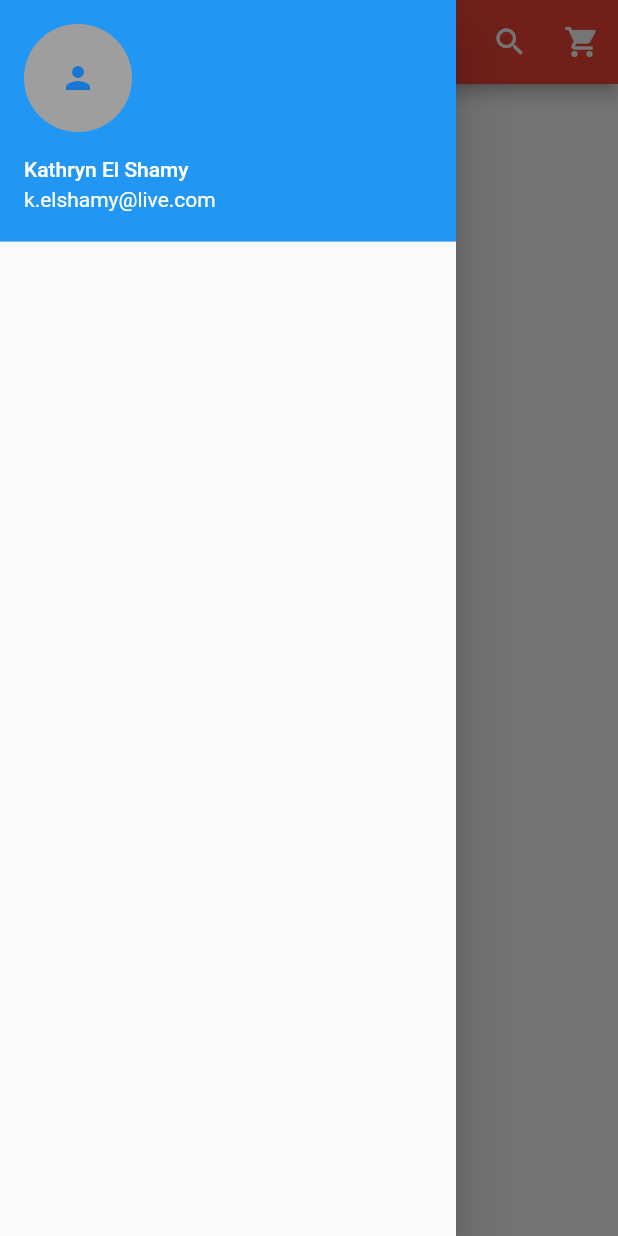
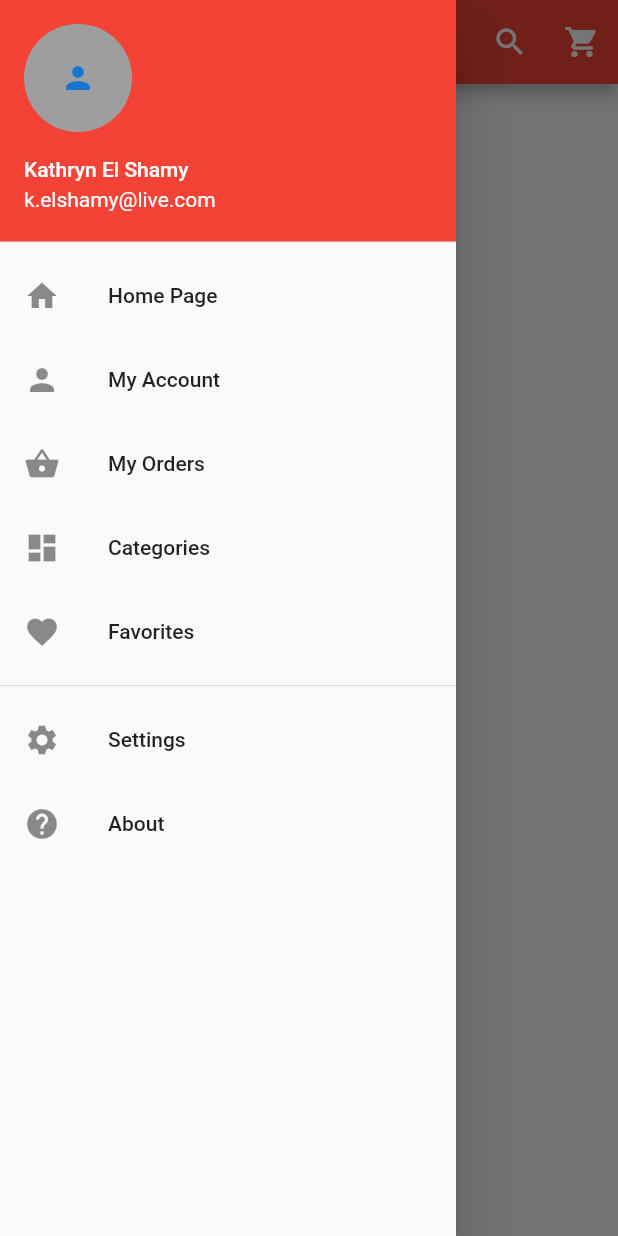
Before and after one commit to kelshamy/buy_stuff, a Flutter app: the screen it shows after launch, with the side drawer open, on a phone screen of 412 x 824 dp. Run offline on Flutter 3.47's test engine with Material 2 defaults, Android fonts, the phone set to English and light mode, and no system bars.

Commit message:
Drawer Icons

```diff
--- a/lib/main.dart
+++ b/lib/main.dart
@@ -49,6 +49,66 @@ class _HomePageState extends State<HomePage> {
                   child: Icon(Icons.person),
                 ),
               ),
+              decoration: BoxDecoration(color: Colors.red),
+            ),
+            //body
+
+            InkWell(
+              onTap: () {},
+              child: ListTile(
+                title: Text('Home Page'),
+                leading: Icon(Icons.home),
+              ),
+            ),
+
+            InkWell(
+              onTap: () {},
+              child: ListTile(
+                title: Text('My Account'),
+                leading: Icon(Icons.person),
+              ),
+            ),
+
+            InkWell(
+              onTap: () {},
+              child: ListTile(
+                title: Text('My Orders'),
+                leading: Icon(Icons.shopping_basket),
+              ),
+            ),
+
+            InkWell(
+              onTap: () {},
+              child: ListTile(
+                title: Text('Categories'),
+                leading: Icon(Icons.dashboard),
+              ),
+            ),
+
+            InkWell(
+              onTap: () {},
+              child: ListTile(
+                title: Text('Favorites'),
+                leading: Icon(Icons.favorite),
+              ),
+            ),
+
+            Divider(),
+
+            InkWell(
+              onTap: () {},
+              child: ListTile(
+                title: Text('Settings'),
+                leading: Icon(Icons.settings),
+              ),
+            ),
+
+            InkWell(
+              onTap: () {},
+              child: ListTile(
+                title: Text('About'),
+                leading: Icon(Icons.help),
+              ),
             ),
           ],
         ),
```
